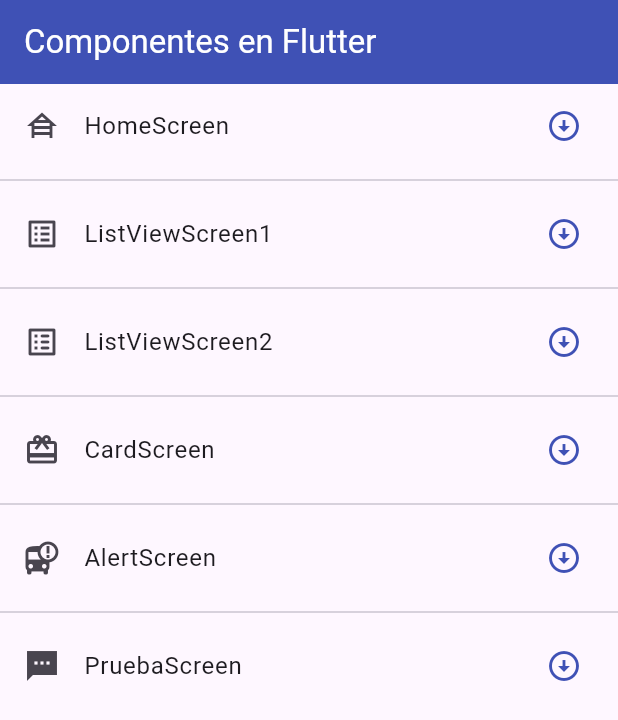
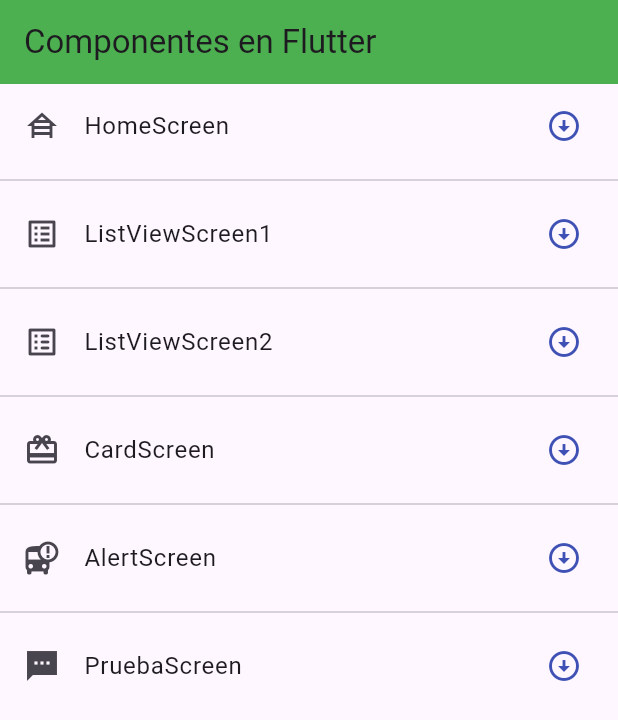
Before and after one commit to Odenfis/flutter_components, a Flutter app: the screen it shows after launch, on a phone screen of 412 x 824 dp. Shown: the top 720 px of the screen. Run offline on Flutter 3.47's test engine with Material 3 defaults, Android fonts, the phone set to English and light mode, and no system bars.

Commit message:
281024update1

```diff
--- a/lib/main.dart
+++ b/lib/main.dart
@@ -1,7 +1,6 @@
 import 'package:fl_cmpuno/router/app_routes.dart';
+import 'package:fl_cmpuno/themes/app_theme.dart';
 import 'package:flutter/material.dart';
-import 'screens/screens.dart';
-
 
 void main() => runApp(const MyApp());
 
@@ -17,6 +16,7 @@ class MyApp extends StatelessWidget {
       initialRoute: AppRoutes.initialRoute,
       routes: AppRoutes.getAppRoutes(),
       onGenerateRoute: AppRoutes.onGenerateRoute,
+      theme: AppTheme.lighTheme
     );
   }
 }
--- a/lib/screens/home_screen.dart
+++ b/lib/screens/home_screen.dart
@@ -12,11 +12,11 @@ class HomeScreen extends StatelessWidget {
       appBar: AppBar(
         title: const Text(
           'Componentes en Flutter',
-          style: TextStyle(
+          /*style: TextStyle(
             color: Colors.white
+          )*/
           ),
-          ),
-        backgroundColor: Colors.indigo
+        //backgroundColor: Colors.indigo
       ),
       body: ListView.separated(
         itemBuilder:(context, index) => ListTile(
--- a/lib/screens/listview2_screen.dart
+++ b/lib/screens/listview2_screen.dart
@@ -10,7 +10,7 @@ class ListView2Screen extends StatelessWidget {
   Widget build(BuildContext context) {
     return Scaffold(
       appBar: AppBar(
-        backgroundColor: Colors.indigoAccent,
+        //backgroundColor: Colors.indigoAccent,
         title: const Text(
           'ListView Parte 2',
           style: TextStyle(
--- /dev/null
+++ b/lib/themes/app_theme.dart
@@ -0,0 +1,11 @@
+import 'package:flutter/material.dart';
+
+class AppTheme{
+  static const Color primary = Colors.green;
+  static final ThemeData lighTheme = ThemeData(
+    primaryColor: primary,
+    appBarTheme: const AppBarTheme(
+      color: primary
+    )
+  );
+}
```
Also changed, not shown: lib/screens/card_screen.dart (+5 -2 lines).
